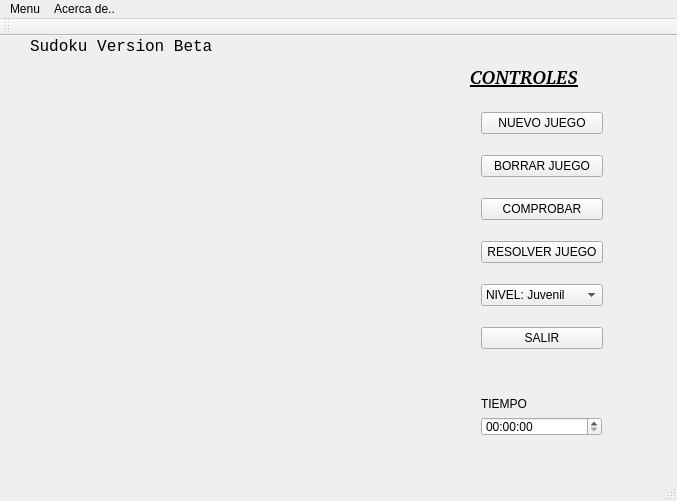
Before: the Qt Designer form sudoku.ui in dacabrer/proyecto_lenguajes_1erParcial, drawn with Qt 5.
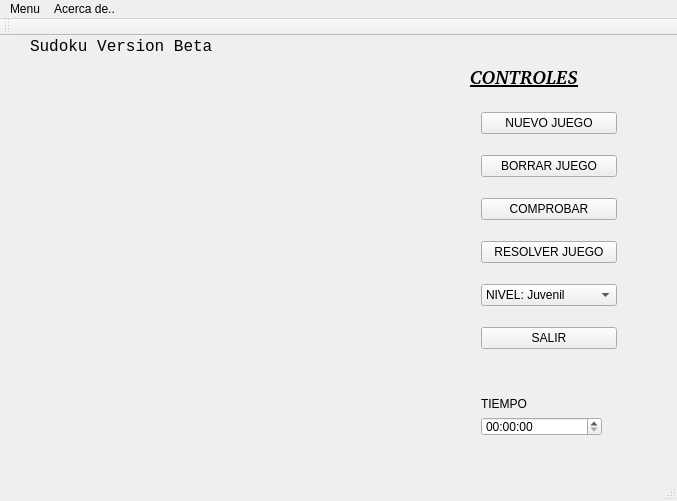
After: the same form once the commit is applied.

The edit to the form file:
```diff
--- a/sudoku.ui
+++ b/sudoku.ui
@@ -92,12 +92,12 @@
      <number>1</number>
     </property>
    </widget>
-   <widget class="QWidget" name="">
+   <widget class="QWidget" name="layoutWidget">
     <property name="geometry">
      <rect>
       <x>470</x>
       <y>50</y>
-      <width>144</width>
+      <width>158</width>
       <height>291</height>
      </rect>
     </property>
@@ -158,7 +158,7 @@
      </item>
     </layout>
    </widget>
-   <widget class="QWidget" name="">
+   <widget class="QWidget" name="layoutWidget">
     <property name="geometry">
      <rect>
       <x>470</x>
```
Left out of the diff: 8 changed lines with no effect on the pictures.
